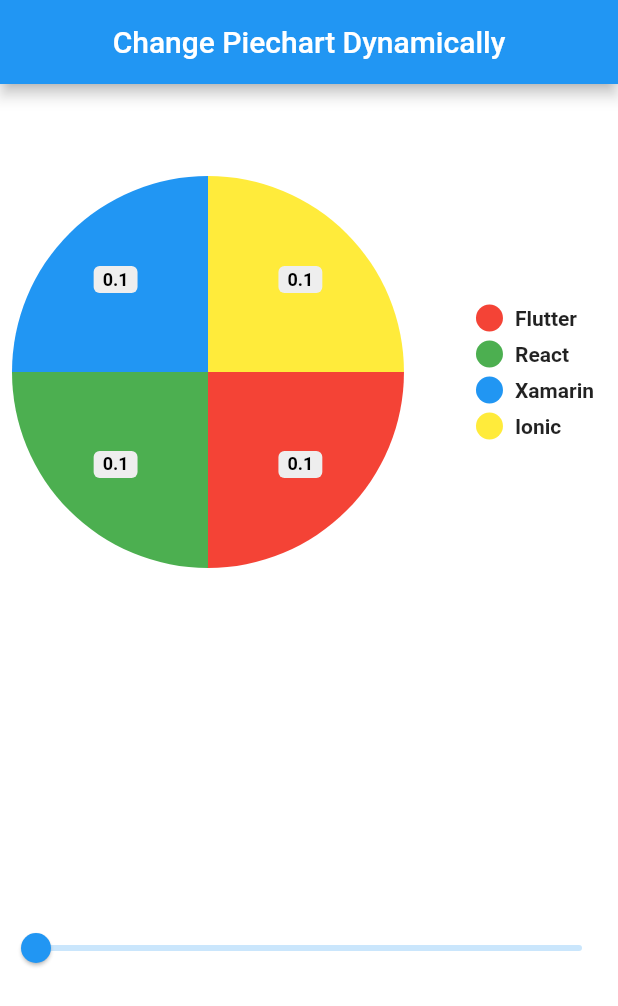
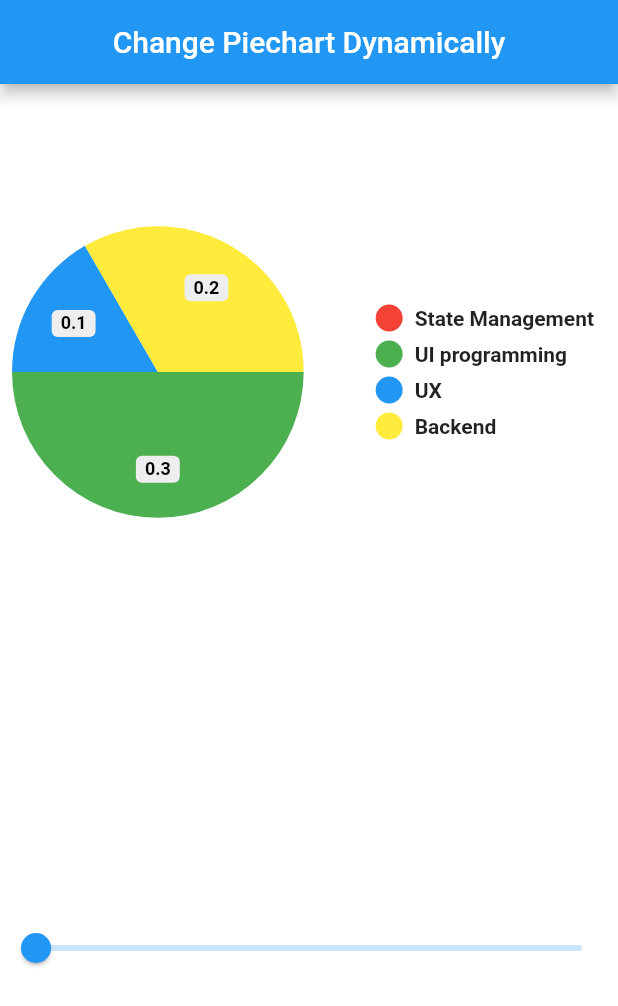
Before and after one commit to CarlosSchell/control_chart_with_slider_v3, a Flutter app: the screen it shows after launch, on a phone screen of 412 x 824 dp. Shown: the top 1006 px of the screen. Run offline on Flutter 3.47's test engine with Material 2 defaults, Android fonts, the phone set to English and light mode, and no system bars; drawn by our look-alikes of pie_chart.

```diff
--- a/lib/MyChart.dart
+++ b/lib/MyChart.dart
@@ -1,13 +1,15 @@
 import 'package:flutter/material.dart';
+import 'package:magic_8_ball/MySchedule.dart';
 import 'package:pie_chart/pie_chart.dart';
+import 'package:provider/provider.dart';
 
 class MyChart extends StatefulWidget {
   @override
   _MyChartState createState() => _MyChartState();
+
 }
 
 class _MyChartState extends State<MyChart> {
-  Map<String, double> dataMap = Map();
   List<Color> colorList = [
     Colors.red,
     Colors.green,
@@ -16,21 +18,25 @@ class _MyChartState extends State<MyChart> {
   ];
 
   @override
-  void initState() {
-    super.initState();
-    dataMap.putIfAbsent("Flutter", () => 0.1);
-    dataMap.putIfAbsent("React", () => 0.1);
-    dataMap.putIfAbsent("Xamarin", () => 0.1);
-    dataMap.putIfAbsent("Ionic", () => 0.1);
+  Widget build(BuildContext context) {
+    return Consumer<MySchedule>(
+      builder:(context,schedule,_){
+       return PieChart(
+          dataMap:_createData(schedule.stateManagementValue) ,
+          chartRadius: MediaQuery.of(context).size.width / 1.5,
+          showLegends: false,
+          colorList: colorList,
+        );
+      }
+    );
   }
 
-  @override
-  Widget build(BuildContext context) {
-    return PieChart(
-      dataMap: dataMap,
-      chartRadius: MediaQuery.of(context).size.width / 1.5,
-      showLegends: false,
-      colorList: colorList,
-    );
+  static Map<String, double> _createData(double stateManagementValue){
+    Map<String, double> dataMap = Map();
+    dataMap.putIfAbsent("State Management", () => stateManagementValue);
+    dataMap.putIfAbsent("UI programming", () => 0.3);
+    dataMap.putIfAbsent("UX", () => 0.1);
+    dataMap.putIfAbsent("Backend", () => 0.2);
+    return dataMap;
   }
 }
--- /dev/null
+++ b/lib/MySchedule.dart
@@ -0,0 +1,13 @@
+
+
+import 'package:flutter/foundation.dart';
+
+class MySchedule extends ChangeNotifier{
+  double _stateManagementValue=0;
+  double get stateManagementValue=>_stateManagementValue;
+  set stateManagementValue(double value){
+    _stateManagementValue=value;
+    notifyListeners();
+  }
+
+}
--- a/lib/MySlider.dart
+++ b/lib/MySlider.dart
@@ -1,5 +1,7 @@
 import 'package:flutter/cupertino.dart';
 import 'package:flutter/material.dart';
+import 'package:provider/provider.dart';
+import 'MySchedule.dart';
 
 class MySlider extends StatefulWidget {
 
@@ -9,15 +11,11 @@ class MySlider extends StatefulWidget {
 }
 
 class _MySliderState extends State<MySlider> {
-  double value=0;
   @override
   Widget build(BuildContext context) {
-    return Slider(value: this.value, onChanged:_changedListener);
+    final schedule=Provider.of<MySchedule>(context);
+    return Slider(value: schedule.stateManagementValue,
+        onChanged:(value)=>schedule.stateManagementValue=value,);
   }
 
-  void _changedListener(double value){
-    setState(() {
-      this.value=value;
-    });
-  }
 }
```
Also changed, not shown: lib/main.dart (+8 -1 lines).
